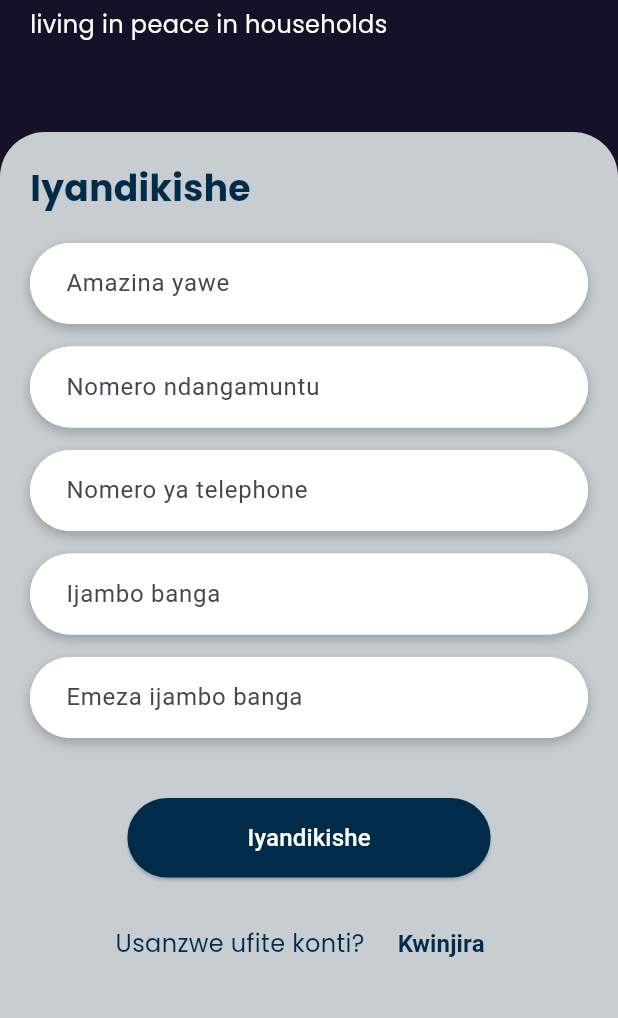
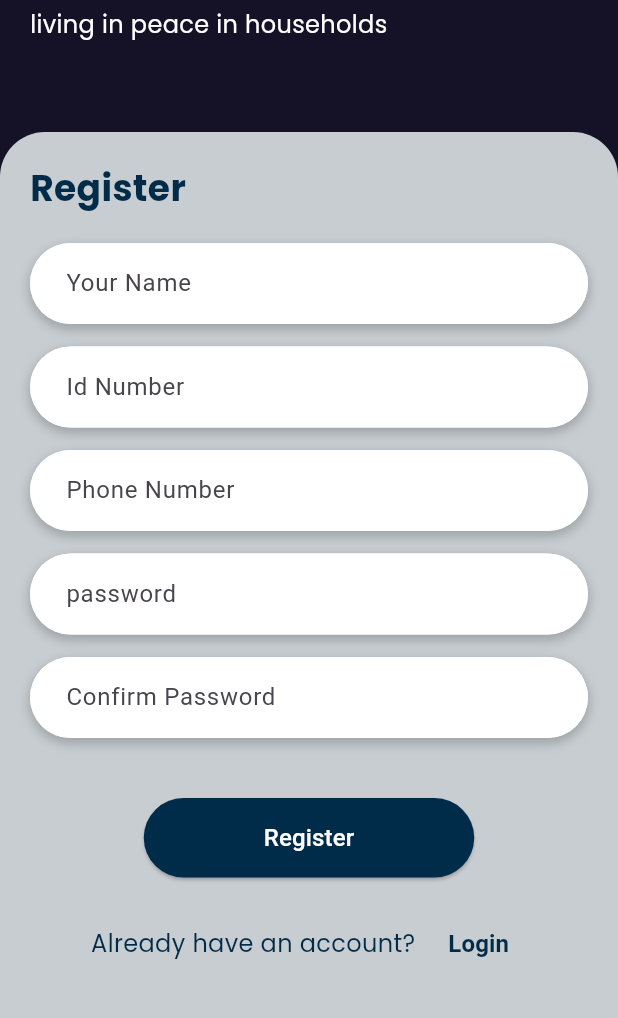
Before and after one commit to IshimweTresor/haramony-mobile-app, a Flutter app: the RegisterPage screen opened by its route, on a phone screen of 412 x 824 dp, the part 129-1147 px from its top. Run offline on Flutter 3.47's test engine with Material 3 defaults, Android fonts, the phone set to English and light mode, and no system bars; our stand-ins replace file_picker, font_awesome_flutter, google_fonts, image_picker, shared_preferences; accounts and stored records are empty; network calls fail.

Commit message:
change language

```diff
--- a/lib/login_screen.dart
+++ b/lib/login_screen.dart
@@ -42,9 +42,9 @@
   void _validatePassword(String? value) {
     setState(() {
       if (value == null || value.isEmpty) {
-        _passwordError = 'Andika ijambo banga';
+        _passwordError = 'Passward';
       } else if (value.length < 6) {
-        _passwordError = 'Ijambo banga rigomba kuba nibura inyuguti 6';
+        _passwordError = 'The password must be at least 6 characters long.';
       } else {
         _passwordError = null;
       }
@@ -143,7 +143,7 @@
                     crossAxisAlignment: CrossAxisAlignment.start,
                     children: [
                       const Text(
-                        'Kwinjira',
+                        'Login',
                         style: TextStyle(
                           fontSize: 24,
                           fontWeight: FontWeight.bold,
@@ -155,7 +155,7 @@
                       // Username field with validation
                       _buildTextField(
                         controller: _usernameController,
-                        hintText: 'Amazina yawe',
+                        hintText: 'Names',
                         onChanged: _validateUsername,
                       ),
                       if (_usernameError != null)
@@ -171,7 +171,7 @@
                       // Password field with validation
                       _buildTextField(
                         controller: _passwordController,
-                        hintText: 'Ijambo banga',
+                        hintText: 'password',
                         isPassword: true,
                         onChanged: _validatePassword,
                       ),
@@ -213,7 +213,7 @@
                           mainAxisAlignment: MainAxisAlignment.center,
                           children: [
                             Text(
-                              'Nta konti ufite?',
+                              'No account?',
                               style: TextStyle(
                                 color: Color(0xFF002B49),
                                 fontSize: 16,
@@ -225,7 +225,7 @@
                                 Navigator.pushNamed(context, '/register');
                               },
                               child: const Text(
-                                'Kwiyandikisha',
+                                'Register',
                                 style: TextStyle(
                                   color: Color(0xFF002B49),
                                   fontWeight: FontWeight.bold,
@@ -243,7 +243,7 @@
                             Navigator.pushNamed(context, '/forgot-password');
                           },
                           child: const Text(
-                            'Wibagiwe ijambo banga?',
+                            'forgot password?',
                             style: TextStyle(
                               color: Color(0xFF002B49),
                               fontSize: 16,
--- a/lib/profile_screen.dart
+++ b/lib/profile_screen.dart
@@ -139,10 +139,10 @@
     return Column(
       children: [
         _isEditing
-            ? _editableItem(Icons.person, 'Amazina', _nameController)
+            ? _editableItem(Icons.person, 'Names', _nameController)
             : ProfileItem(
                 icon: Icons.person,
-                title: 'Amazina',
+                title: 'Names',
                 value: _nameController.text),
         _isEditing
             ? _editableItem(Icons.badge, 'ID', _idController)
@@ -151,22 +151,22 @@
                 title: 'ID',
                 value: _idController.text),
         _isEditing
-            ? _editableItem(Icons.phone, 'Telephone', _phoneController)
+            ? _editableItem(Icons.phone, 'PhoneNumber', _phoneController)
             : ProfileItem(
                 icon: Icons.phone,
-                title: 'Telephone',
+                title: 'PhoneNumber',
                 value: _phoneController.text),
         _isEditing
-            ? _editableItem(Icons.person_outline, 'Igitsina', _genderController)
+            ? _editableItem(Icons.person_outline, 'Gender', _genderController)
             : ProfileItem(
                 icon: Icons.person_outline,
-                title: 'Igitsina',
+                title: 'Gender',
                 value: _genderController.text),
         _isEditing
-            ? _editableItem(Icons.calendar_today, 'Itariki y\'amavuko', _dobController)
+            ? _editableItem(Icons.calendar_today, 'Date of birth', _dobController)
             : ProfileItem(
                 icon: Icons.calendar_today,
-                title: 'Itariki y\'amavuko',
+                title: 'Date of birth',
                 value: _dobController.text),
       ],
     );
--- a/lib/register_screen.dart
+++ b/lib/register_screen.dart
@@ -39,7 +39,7 @@
   void _validateName(String? value) {
     setState(() {
       if (value == null || value.isEmpty) {
-        _nameError = 'Andika amazina yawe';
+        _nameError = 'Enter your name';
       } else {
         _nameError = null;
       }
@@ -50,9 +50,9 @@
   void _validateIdNumber(String? value) {
     setState(() {
       if (value == null || value.isEmpty) {
-        _idNumberError = 'Andika nomero ndangamuntu';
-      } else if (value.length < 10) {
-        _idNumberError = 'Nomero ndangamuntu igomba kugira nibura imibare 10';
+        _idNumberError = 'Enter your ID number';
+      } else if (value.length < 16) {
+        _idNumberError = 'Nomero ndangamuntu igomba kugira nibura imibare 16';
       } else {
         _idNumberError = null;
       }
@@ -76,9 +76,9 @@
   void _validatePassword(String? value) {
     setState(() {
       if (value == null || value.isEmpty) {
-        _passwordError = 'Andika ijambo banga';
+        _passwordError = 'Enter your password';
       } else if (value.length < 6) {
-        _passwordError = 'Ijambo banga rigomba kugira nibura inyuguti 6';
+        _passwordError = 'The password must be at least 6 characters long';
       } else {
         _passwordError = null;
       }
@@ -94,9 +94,9 @@
   void _validateConfirmPassword(String? value) {
     setState(() {
       if (value == null || value.isEmpty) {
-        _confirmPasswordError = 'Emeza ijambo banga';
+        _confirmPasswordError = 'Confirm your password';
       } else if (value != _passwordController.text) {
-        _confirmPasswordError = 'Amagambo banga ntabwo ahuje';
+        _confirmPasswordError = 'The passwords do not match.';
       } else {
         _confirmPasswordError = null;
       }
@@ -141,7 +141,7 @@
         // Handle result
         if (result['success']) {
           ScaffoldMessenger.of(context).showSnackBar(
-            SnackBar(content: Text('Kwiyandikisha byagenze neza!')),
+            SnackBar(content: Text('Registration was successful!')),
           );
           // Navigate to login
           Navigator.pop(context);
@@ -152,7 +152,7 @@
         }
       } catch (e) {
         ScaffoldMessenger.of(context).showSnackBar(
-          SnackBar(content: Text('Habaye ikibazo, ongera ugerageze')),
+          SnackBar(content: Text('An error occurred, please try again.')),
         );
       } finally {
         setState(() {
@@ -219,7 +219,7 @@
                   crossAxisAlignment: CrossAxisAlignment.start,
                   children: [
                     const Text(
-                      'Iyandikishe',
+                      'Register',
                       style: TextStyle(
                         fontSize: 24,
                         fontWeight: FontWeight.bold,
@@ -231,7 +231,7 @@
                     // Name field with validation
                     _buildTextField(
                       controller: _nameController,
-                      hintText: 'Amazina yawe',
+                      hintText: 'Your Name',
                       onChanged: _validateName,
                     ),
                     if (_nameError != null)
@@ -241,7 +241,7 @@
                     // ID Number field with validation
                     _buildTextField(
                       controller: _idNumberController,
-                      hintText: 'Nomero ndangamuntu',
+                      hintText: 'Id Number',
                       onChanged: _validateIdNumber,
                     ),
                     if (_idNumberError != null)
@@ -251,7 +251,7 @@
                     // Phone field with validation
                     _buildTextField(
                       controller: _phoneController,
-                      hintText: 'Nomero ya telephone',
+                      hintText: 'Phone Number',
                       onChanged: _validatePhone,
                     ),
                     if (_phoneError != null)
@@ -261,7 +261,7 @@
                     // Password field with validation
                     _buildTextField(
                       controller: _passwordController,
-                      hintText: 'Ijambo banga',
+                      hintText: 'password',
                       isPassword: true,
                       onChanged: _validatePassword,
                     ),
@@ -272,7 +272,7 @@
                     // Confirm Password field with validation
                     _buildTextField(
                       controller: _confirmPasswordController,
-                      hintText: 'Emeza ijambo banga',
+                      hintText: 'Confirm Password',
                       isPassword: true,
                       onChanged: _validateConfirmPassword,
                     ),
@@ -296,7 +296,7 @@
                               ),
                             ),
                             child: const Text(
-                              'Iyandikishe',
+                              'Register',
                               style: TextStyle(
                                 color: Colors.white,
                                 fontSize: 16,
@@ -310,7 +310,7 @@
                         mainAxisAlignment: MainAxisAlignment.center,
                         children: [
                           Text(
-                            'Usanzwe ufite konti?',
+                            'Already have an account?',
                             style: TextStyle(
                               color: Color(0xFF002B49),
                               fontSize: 16,
@@ -322,7 +322,7 @@
                               Navigator.pop(context);
                             },
                             child: const Text(
-                              'Kwinjira',
+                              'Login',
                               style: TextStyle(
                                 color: Color(0xFF002B49),
                                 fontWeight: FontWeight.bold,
```
Also changed, not shown: lib/navigation_bar.dart (+4 -4 lines), package-lock.json (added), pubspec.lock.
